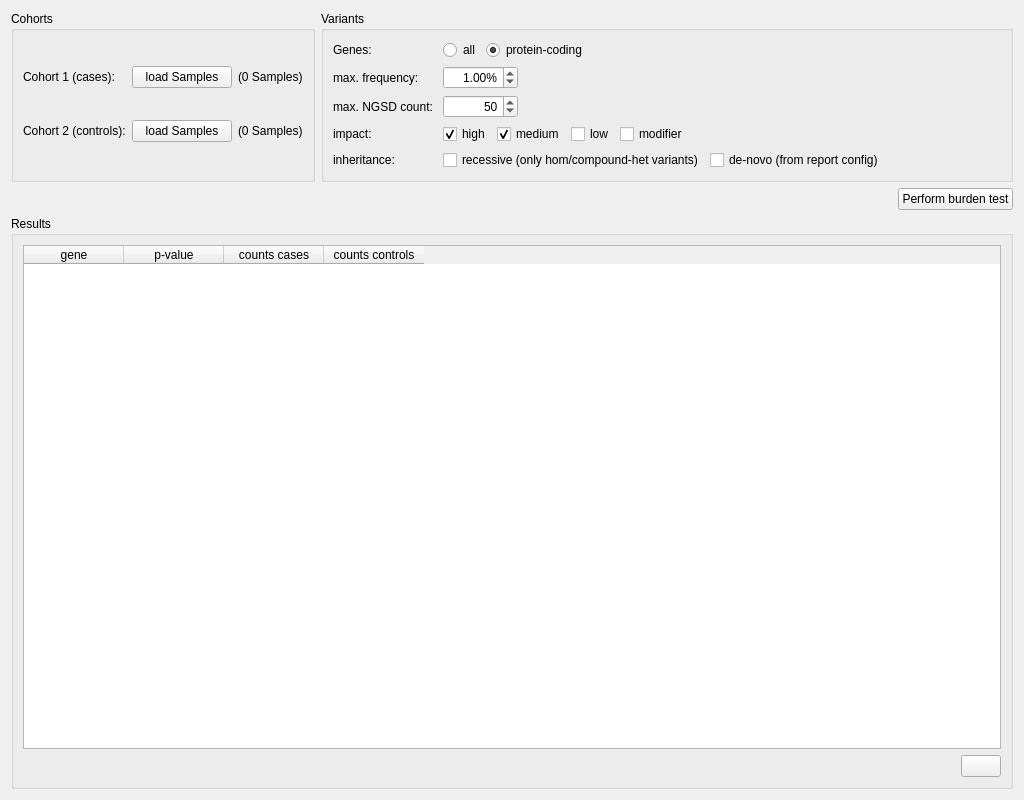
Qt form src/GSvar/BurdenTestWidget.ui (imgag/ngs-bits) before a commit.
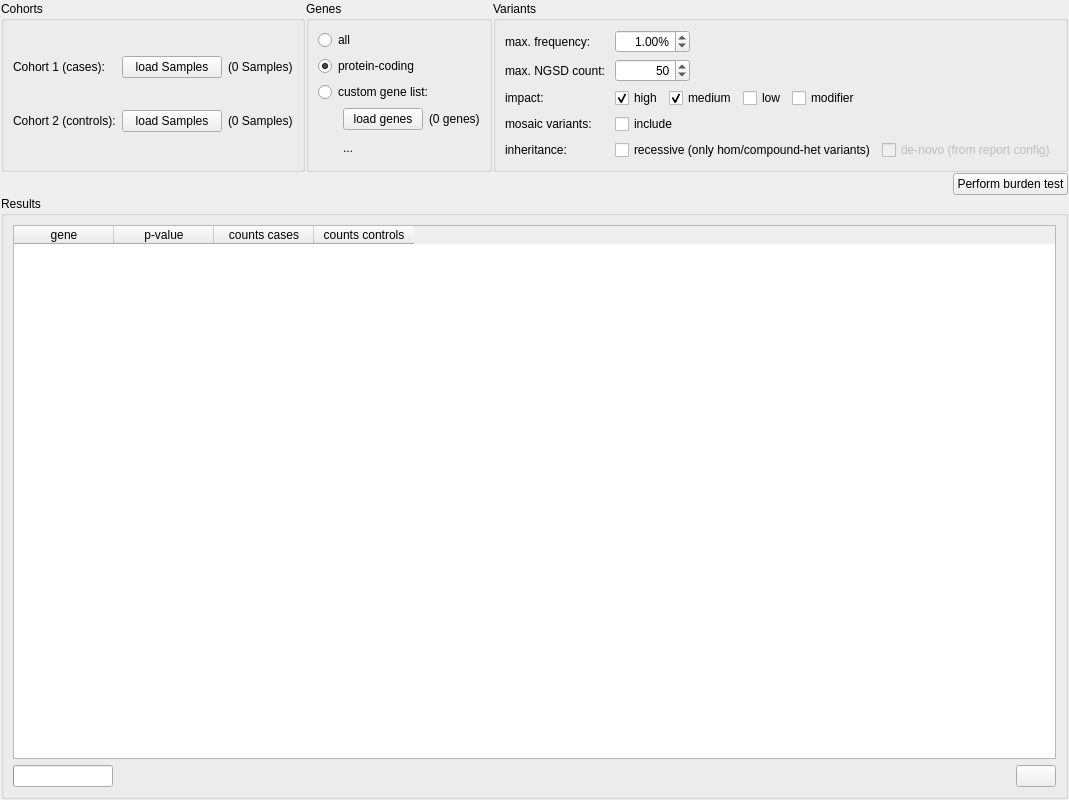
The same form after that commit. Icons and pictures are not drawn.

Commit message: src/GSvar/BurdenTestWidget.*: first implementation

What changed in the file:
```diff
--- a/src/GSvar/BurdenTestWidget.ui
+++ b/src/GSvar/BurdenTestWidget.ui
@@ -14,6 +14,45 @@
    <string>Form</string>
   </property>
   <layout class="QGridLayout" name="gridLayout">
+   <property name="leftMargin">
+    <number>1</number>
+   </property>
+   <property name="topMargin">
+    <number>1</number>
+   </property>
+   <property name="rightMargin">
+    <number>1</number>
+   </property>
+   <property name="bottomMargin">
+    <number>1</number>
+   </property>
+   <property name="spacing">
+    <number>1</number>
+   </property>
+   <item row="4" column="1" colspan="3">
+    <layout class="QHBoxLayout" name="horizontalLayout_7">
+     <item>
+      <spacer name="horizontalSpacer_4">
+       <property name="orientation">
+        <enum>Qt::Horizontal</enum>
+       </property>
+       <property name="sizeHint" stdset="0">
+        <size>
+         <width>40</width>
+         <height>20</height>
+        </size>
+       </property>
+      </spacer>
+     </item>
+     <item>
+      <widget class="QPushButton" name="b_burden_test">
+       <property name="text">
+        <string>Perform burden test</string>
+       </property>
+      </widget>
+     </item>
+    </layout>
+   </item>
    <item row="0" column="1">
     <widget class="QGroupBox" name="groupBox">
      <property name="title">
@@ -77,121 +116,120 @@
      </layout>
     </widget>
    </item>
-   <item row="0" column="2">
+   <item row="5" column="1" colspan="3">
+    <widget class="QGroupBox" name="groupBox_3">
+     <property name="title">
+      <string>Results</string>
+     </property>
+     <layout class="QGridLayout" name="gridLayout_4">
+      <item row="1" column="0">
+       <widget class="QTableWidget" name="tw_gene_table">
+        <column>
+         <property name="text">
+          <string>gene</string>
+         </property>
+        </column>
+        <column>
+         <property name="text">
+          <string>p-value</string>
+         </property>
+        </column>
+        <column>
+         <property name="text">
+          <string>counts cases</string>
+         </property>
+        </column>
+        <column>
+         <property name="text">
+          <string>counts controls</string>
+         </property>
+        </column>
+       </widget>
+      </item>
+      <item row="2" column="0">
+       <layout class="QHBoxLayout" name="horizontalLayout_8">
+        <item>
+         <widget class="QProgressBar" name="progress_bar">
+          <property name="maximumSize">
+           <size>
+            <width>100</width>
+            <height>16777215</height>
+           </size>
+          </property>
+          <property name="value">
+           <number>0</number>
+          </property>
+          <property name="textVisible">
+           <bool>false</bool>
+          </property>
+         </widget>
+        </item>
+        <item>
+         <spacer name="horizontalSpacer_6">
+          <property name="orientation">
+           <enum>Qt::Horizontal</enum>
+          </property>
+          <property name="sizeHint" stdset="0">
+           <size>
+            <width>40</width>
+            <height>20</height>
+           </size>
+          </property>
+         </spacer>
+        </item>
+        <item>
+         <widget class="QPushButton" name="b_copy_clipboard">
+          <property name="text">
+           <string/>
+          </property>
+          <property name="icon">
+           <iconset resource="GSvar.qrc">
+            <normaloff>:/Icons/CopyClipboard.png</normaloff>:/Icons/CopyClipboard.png</iconset>
+          </property>
+         </widget>
+        </item>
+       </layout>
+      </item>
+     </layout>
+    </widget>
+   </item>
+   <item row="0" column="3">
     <widget class="QGroupBox" name="groupBox_2">
      <property name="title">
       <string>Variants</string>
      </property>
      <layout class="QGridLayout" name="gridLayout_3">
-      <item row="5" column="2">
-       <layout class="QHBoxLayout" name="horizontalLayout_2">
-        <item>
-         <widget class="QDoubleSpinBox" name="sb_max_gnomad_af">
-          <property name="minimumSize">
-           <size>
-            <width>75</width>
-            <height>0</height>
-           </size>
-          </property>
-          <property name="alignment">
-           <set>Qt::AlignRight|Qt::AlignTrailing|Qt::AlignVCenter</set>
-          </property>
-          <property name="suffix">
-           <string>%</string>
-          </property>
-          <property name="value">
-           <double>1.000000000000000</double>
-          </property>
-         </widget>
-        </item>
-        <item>
-         <spacer name="horizontalSpacer_2">
-          <property name="orientation">
-           <enum>Qt::Horizontal</enum>
-          </property>
-          <property name="sizeHint" stdset="0">
-           <size>
-            <width>40</width>
-            <height>20</height>
-           </size>
-          </property>
-         </spacer>
-        </item>
-       </layout>
-      </item>
-      <item row="6" column="0">
-       <widget class="QLabel" name="label_4">
-        <property name="text">
-         <string>max. NGSD count: </string>
-        </property>
-       </widget>
-      </item>
-      <item row="5" column="0">
-       <widget class="QLabel" name="label_5">
-        <property name="text">
-         <string>max. frequency: </string>
-        </property>
-       </widget>
-      </item>
-      <item row="3" column="0">
-       <widget class="QLabel" name="label_3">
-        <property name="text">
-         <string>Genes: </string>
-        </property>
-       </widget>
-      </item>
-      <item row="9" column="0">
+      <item row="9" column="1">
        <widget class="QLabel" name="label_6">
+        <property name="enabled">
+         <bool>true</bool>
+        </property>
         <property name="text">
          <string>inheritance:</string>
         </property>
        </widget>
       </item>
-      <item row="8" column="0">
+      <item row="4" column="1">
+       <widget class="QLabel" name="label_5">
+        <property name="text">
+         <string>max. frequency: </string>
+        </property>
+       </widget>
+      </item>
+      <item row="7" column="1">
        <widget class="QLabel" name="label_7">
         <property name="text">
          <string>impact:</string>
         </property>
        </widget>
       </item>
-      <item row="3" column="2">
-       <layout class="QHBoxLayout" name="horizontalLayout">
-        <item>
-         <widget class="QRadioButton" name="rb_gene_all">
-          <property name="text">
-           <string>all</string>
-          </property>
-         </widget>
-        </item>
-        <item>
-         <widget class="QRadioButton" name="rb_protein_coding">
-          <property name="text">
-           <string>protein-coding</string>
-          </property>
-          <property name="checked">
-           <bool>true</bool>
-          </property>
-         </widget>
-        </item>
-        <item>
-         <spacer name="horizontalSpacer">
-          <property name="orientation">
-           <enum>Qt::Horizontal</enum>
-          </property>
-          <property name="sizeHint" stdset="0">
-           <size>
-            <width>40</width>
-            <height>20</height>
-           </size>
-          </property>
-         </spacer>
-        </item>
-       </layout>
-      </item>
-      <item row="9" column="2">
+      <item row="9" column="3">
        <layout class="QHBoxLayout" name="horizontalLayout_5">
         <item>
          <widget class="QCheckBox" name="cb_recessive">
+          <property name="enabled">
+           <bool>true</bool>
+          </property>
           <property name="text">
            <string>recessive (only hom/compound-het variants)</string>
           </property>
@@ -199,6 +237,9 @@
         </item>
         <item>
          <widget class="QCheckBox" name="cb_denovo">
+          <property name="enabled">
+           <bool>false</bool>
+          </property>
           <property name="text">
            <string>de-novo (from report config)</string>
           </property>
@@ -219,7 +260,7 @@
         </item>
        </layout>
       </item>
-      <item row="6" column="2">
+      <item row="5" column="3">
        <layout class="QHBoxLayout" name="horizontalLayout_3">
         <item>
          <widget class="QSpinBox" name="sb_max_ngsd_count">
@@ -258,7 +299,7 @@
         </item>
        </layout>
       </item>
-      <item row="8" column="2">
+      <item row="7" column="3">
        <layout class="QHBoxLayout" name="horizontalLayout_4">
         <item>
          <widget class="QCheckBox" name="cb_high">
@@ -309,43 +350,32 @@
         </item>
        </layout>
       </item>
-     </layout>
-    </widget>
-   </item>
-   <item row="5" column="1" colspan="2">
-    <widget class="QGroupBox" name="groupBox_3">
-     <property name="title">
-      <string>Results</string>
-     </property>
-     <layout class="QGridLayout" name="gridLayout_4">
-      <item row="1" column="0">
-       <widget class="QTableWidget" name="tableWidget">
-        <column>
-         <property name="text">
-          <string>gene</string>
-         </property>
-        </column>
-        <column>
-         <property name="text">
-          <string>p-value</string>
-         </property>
-        </column>
-        <column>
-         <property name="text">
-          <string>counts cases</string>
-         </property>
-        </column>
-        <column>
-         <property name="text">
-          <string>counts controls</string>
-         </property>
-        </column>
-       </widget>
-      </item>
-      <item row="2" column="0">
-       <layout class="QHBoxLayout" name="horizontalLayout_8">
+      <item row="4" column="3">
+       <layout class="QHBoxLayout" name="horizontalLayout_2">
         <item>
-         <spacer name="horizontalSpacer_6">
+         <widget class="QDoubleSpinBox" name="sb_max_gnomad_af">
+          <property name="minimumSize">
+           <size>
+            <width>75</width>
+            <height>0</height>
+           </size>
+          </property>
+          <property name="alignment">
+           <set>Qt::AlignRight|Qt::AlignTrailing|Qt::AlignVCenter</set>
+          </property>
+          <property name="suffix">
+           <string>%</string>
+          </property>
+          <property name="singleStep">
+           <double>0.100000000000000</double>
+          </property>
+          <property name="value">
+           <double>1.000000000000000</double>
+          </property>
+         </widget>
+        </item>
+        <item>
+         <spacer name="horizontalSpacer_2">
           <property name="orientation">
            <enum>Qt::Horizontal</enum>
           </property>
@@ -357,14 +387,28 @@
           </property>
          </spacer>
         </item>
+       </layout>
+      </item>
+      <item row="5" column="1">
+       <widget class="QLabel" name="label_4">
+        <property name="text">
+         <string>max. NGSD count: </string>
+        </property>
+       </widget>
+      </item>
+      <item row="8" column="1">
+       <widget class="QLabel" name="label_3">
+        <property name="text">
+         <string>mosaic variants:</string>
+        </property>
+       </widget>
+      </item>
+      <item row="8" column="3">
+       <layout class="QHBoxLayout" name="horizontalLayout">
         <item>
-         <widget class="QPushButton" name="b_copy_clipboard">
+         <widget class="QCheckBox" name="cb_include_mosaic">
           <property name="text">
-           <string/>
-          </property>
-          <property name="icon">
-           <iconset resource="GSvar.qrc">
-            <normaloff>:/Icons/CopyClipboard.png</normaloff>:/Icons/CopyClipboard.png</iconset>
+           <string>include</string>
           </property>
          </widget>
         </item>
@@ -373,29 +417,72 @@
      </layout>
     </widget>
    </item>
-   <item row="4" column="1" colspan="2">
-    <layout class="QHBoxLayout" name="horizontalLayout_7">
-     <item>
-      <spacer name="horizontalSpacer_4">
-       <property name="orientation">
-        <enum>Qt::Horizontal</enum>
-       </property>
-       <property name="sizeHint" stdset="0">
-        <size>
-         <width>40</width>
-         <height>20</height>
-        </size>
-       </property>
-      </spacer>
-     </item>
-     <item>
-      <widget class="QPushButton" name="b_burden_test">
-       <property name="text">
-        <string>Perform burden test</string>
-       </property>
-      </widget>
-     </item>
-    </layout>
+   <item row="0" column="2">
+    <widget class="QGroupBox" name="groupBox_4">
+     <property name="title">
+      <string>Genes</string>
+     </property>
+     <layout class="QVBoxLayout" name="verticalLayout">
+      <item>
+       <widget class="QRadioButton" name="rb_gene_all">
+        <property name="text">
+         <string>all</string>
+        </property>
+       </widget>
+      </item>
+      <item>
+       <widget class="QRadioButton" name="rb_protein_coding">
+        <property name="text">
+         <string>protein-coding</string>
+        </property>
+        <property name="checked">
+         <bool>true</bool>
+        </property>
+       </widget>
+      </item>
+      <item>
+       <widget class="QRadioButton" name="rb_custom">
+        <property name="text">
+         <string>custom gene list:</string>
+        </property>
+       </widget>
+      </item>
+      <item>
+       <layout class="QGridLayout" name="gl_custom_genes">
+        <property name="leftMargin">
+         <number>25</number>
+        </property>
+        <item row="0" column="1">
+         <widget class="QLabel" name="l_gene_count">
+          <property name="text">
+           <string>(0 genes)</string>
+          </property>
+         </widget>
+        </item>
+        <item row="0" column="0">
+         <widget class="QPushButton" name="b_load_genes">
+          <property name="text">
+           <string>load genes</string>
+          </property>
+         </widget>
+        </item>
+        <item row="1" column="0" colspan="2">
+         <widget class="QLabel" name="l_genes">
+          <property name="text">
+           <string>...</string>
+          </property>
+          <property name="textFormat">
+           <enum>Qt::AutoText</enum>
+          </property>
+          <property name="wordWrap">
+           <bool>true</bool>
+          </property>
+         </widget>
+        </item>
+       </layout>
+      </item>
+     </layout>
+    </widget>
    </item>
   </layout>
  </widget>
```
The commit also changes 2 other files.
